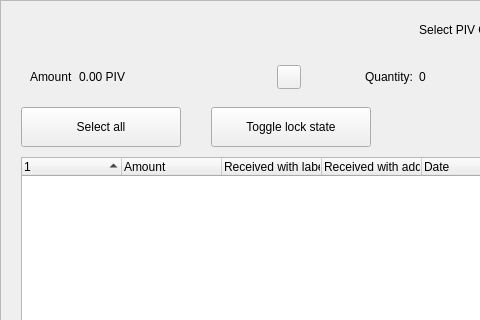
The window that src/qt/forms/coincontroldialog.ui (SOLARI-Project/SOLARI) describes before a commit, drawn with Qt 5; both pictures show x 0 to 480 and y 0 to 320 of the 1000 by 650 pixel window.
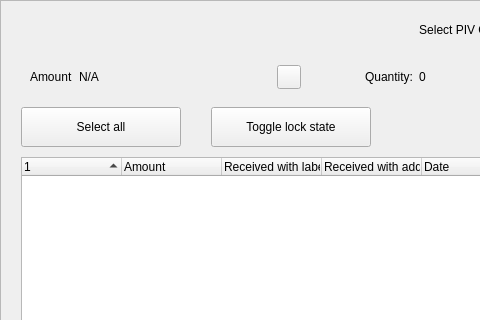
The same window after the commit. Custom widgets are drawn as their Qt base class.

What changed in the file:
```diff
--- a/src/qt/forms/coincontroldialog.ui
+++ b/src/qt/forms/coincontroldialog.ui
@@ -144,7 +144,7 @@
            <item>
             <widget class="QLabel" name="labelCoinControlAmount">
              <property name="text">
-              <string>0.00 PIV</string>
+              <string notr="true">N/A</string>
              </property>
             </widget>
            </item>
```
